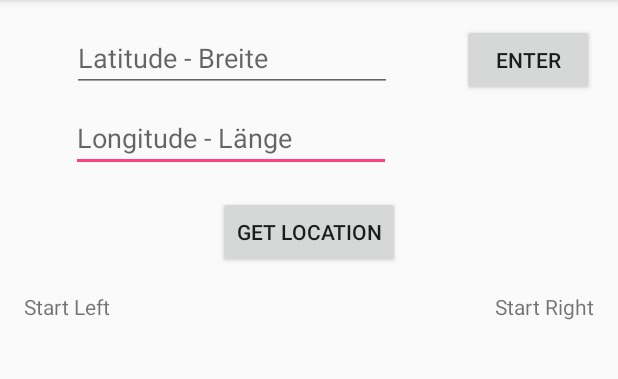
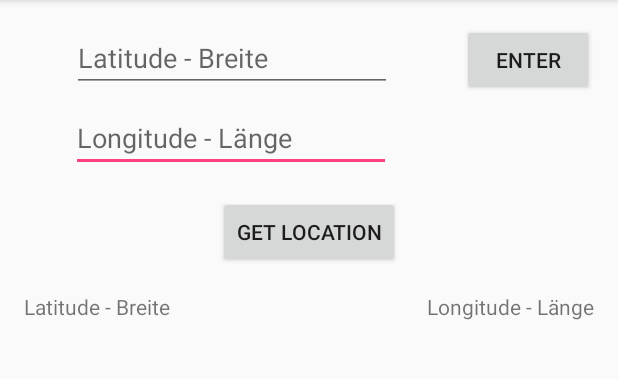
Before and after one commit to glbr15/GPS, an Android app: the screen it shows after launch (MainActivity), after a tap on "GET LOCATION", on a phone screen of 412 x 824 dp, the part 84-463 px from its top. Run offline under Robolectric (Android 15) with nearby library versions, the phone set to English and light mode, and no system bars.

Commit message:
Added new Activity -> save locations

```diff
--- a/app/src/main/java/com/timur/gps2/MainActivity.java
+++ b/app/src/main/java/com/timur/gps2/MainActivity.java
@@ -90,8 +90,8 @@ public class MainActivity extends AppCompatActivity {
     public boolean onOptionsItemSelected(MenuItem item) {
         int id = item.getItemId();
 
-        if(id == R.id.gpsMode){
-            Intent intent = new Intent(this,GPSModeActivity.class);
+        if(id == R.id.savePosition){
+            Intent intent = new Intent(this,SavePositionActivity.class);
             startActivity(intent);
             return true;
         }
@@ -141,7 +141,7 @@ public class MainActivity extends AppCompatActivity {
             public void onClick(View v) {
                 //Warnung kann ignoriert werden da der Check zuvor durchgeführt wird
                 // -provider- -refreshing time- -minDistance refresh- -location Listener-
-                locationManager.requestLocationUpdates("gps", 2500, 10, locationListener);
+                locationManager.requestLocationUpdates("gps", 2500, 15, locationListener);
                 if(actualPosition != null) {
                     textLeft.append("\n" + actualPosition.getLatitude());
                     textRight.append("\n" + actualPosition.getLongitude());
--- a/app/src/main/res/layout/activity_main.xml
+++ b/app/src/main/res/layout/activity_main.xml
@@ -11,7 +11,7 @@
         android:id="@+id/textLeft"
         android:layout_width="0dp"
         android:layout_height="wrap_content"
-        android:text="@string/textLeft"
+        android:text="@string/latitude"
         android:layout_marginTop="16dp"
         app:layout_constraintTop_toBottomOf="@+id/buttonGetLocation"
         app:layout_constraintRight_toLeftOf="@+id/textRight"
@@ -23,7 +23,7 @@
         android:id="@+id/textRight"
         android:layout_width="0dp"
         android:layout_height="wrap_content"
-        android:text="@string/textRight"
+        android:text="@string/longitude"
         android:layout_marginTop="16dp"
         app:layout_constraintTop_toBottomOf="@+id/buttonGetLocation"
         android:layout_marginRight="16dp"
--- a/app/src/main/res/menu/menu_main.xml
+++ b/app/src/main/res/menu/menu_main.xml
@@ -3,8 +3,8 @@
     xmlns:android="http://schemas.android.com/apk/res/android">
 
     <item
-        android:id="@+id/gpsMode"
-        android:title="@string/gpsMode"
+        android:id="@+id/savePosition"
+        android:title="@string/savePosition"
         android:orderInCategory="100"
         app:showAsAction="never"/>
 </menu>
--- a/app/src/main/res/values/strings.xml
+++ b/app/src/main/res/values/strings.xml
@@ -1,14 +1,17 @@
 <resources>
     <string name="app_name">GPS2</string>
-    <string name="textLeft">Start Left</string>
-    <string name="textRight">Start Right</string>
+
     <string name="buttonGetLocation">Get Location</string>
     <string name="longitude">Longitude - Länge</string>
     <string name="latitude">Latitude - Breite</string>
     <string name="buttonEnter">Enter</string>
+    <string name="ortsname">Name des Ortes</string>
+    <string name="ortAnlegen">Ort anlegen</string>
     <string name="title_activity_gpsmode">GPSModeActivity</string>
+    <string name="title_activity_save_position">SavePositionActivity</string>
 
     <!--Menues-->
     <string name="gpsMode">GPS Modus</string>
+    <string name="savePosition">Orte anlegen</string>
 
 </resources>
```
Also changed, not shown: app/src/main/AndroidManifest.xml (+10 -1 lines), app/src/main/java/com/timur/gps2/SavePositionActivity.java (added, +41 -0 lines), app/src/main/res/layout/activity_save_position.xml (added, +62 -0 lines).
